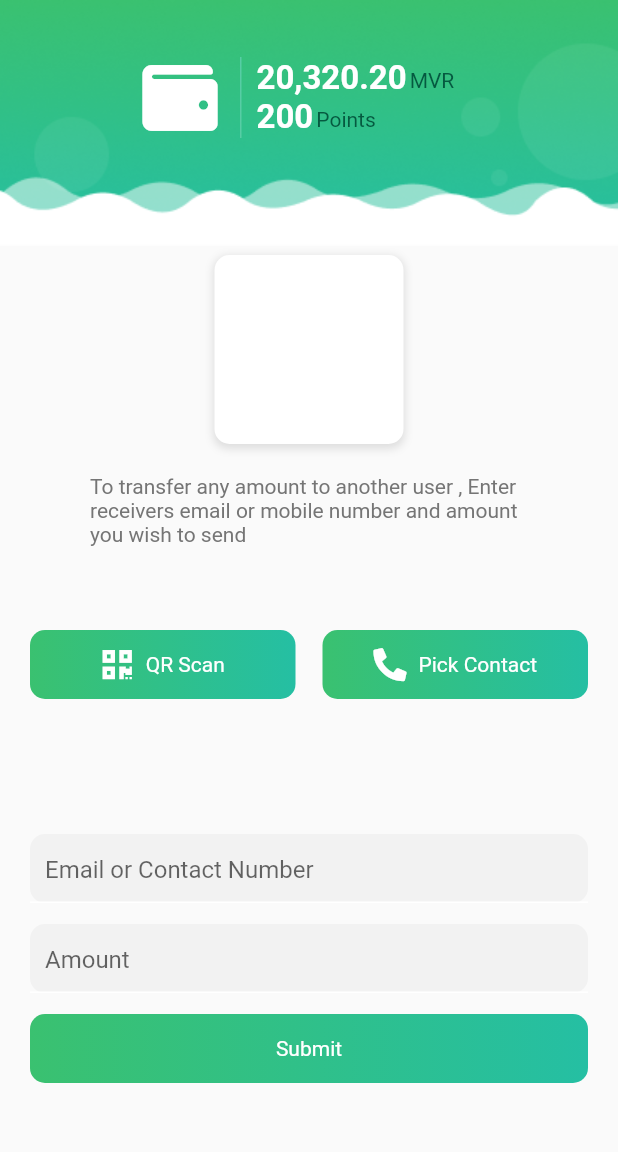
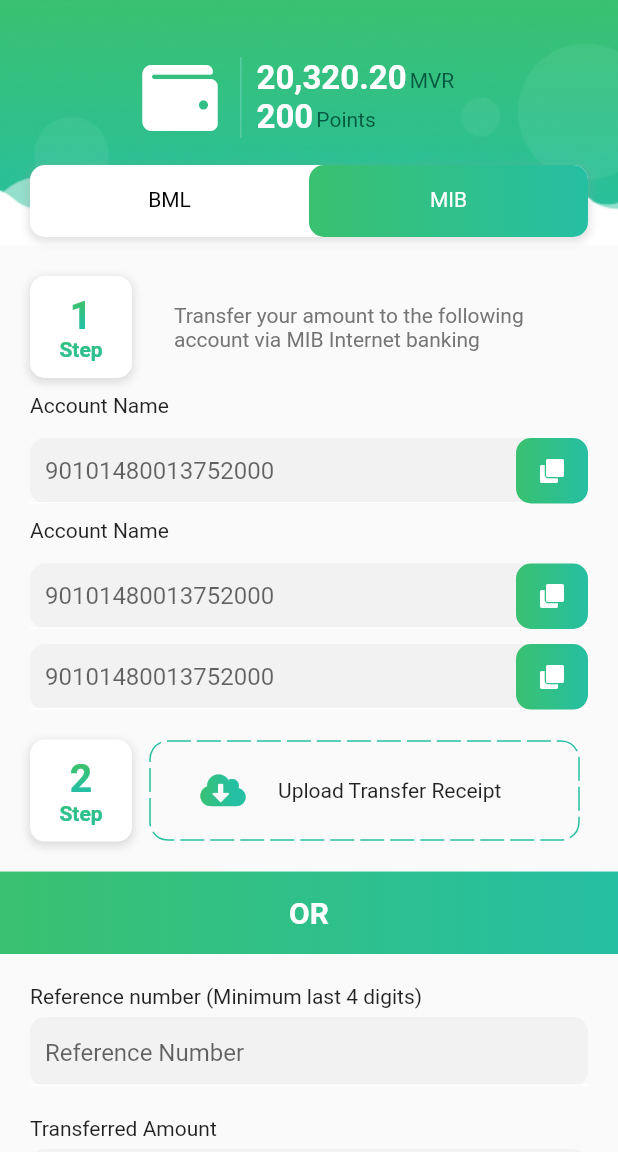
Before and after one commit to Usagi88/multi-service-flutter-application, a Flutter app: the screen it shows after launch, on a phone screen of 412 x 824 dp, the part 84-1236 px from its top. Run offline on Flutter 3.47's test engine with Material 2 defaults, Android fonts, the phone set to English and light mode, and no system bars; drawn by our look-alikes of dotted_border; our stand-ins replace font_awesome_flutter.

Commit message:
top up via mib view

```diff
--- a/lib/main.dart
+++ b/lib/main.dart
@@ -14,12 +14,13 @@ import 'package:fpapp/views/send_sms_view.dart';
 import 'package:fpapp/views/service_details_view.dart';
 import 'package:fpapp/views/services_view.dart';
 import 'package:fpapp/views/slip_view.dart';
+import 'package:fpapp/views/top_up_via_mib_view.dart';
 import 'package:fpapp/views/transaction_history_full.dart';
 
 void main() {
 
   runApp(MaterialApp(
-    home: const FahisendView(),
+    home: const TopUpViaMIB(),
     routes: <String, WidgetBuilder>{
       '/about': (BuildContext context) => new AboutView(),
       '/contact-us': (BuildContext context) => new ContactUsView(),
--- a/lib/views/fahisend_view.dart
+++ b/lib/views/fahisend_view.dart
@@ -2,8 +2,6 @@ import 'package:flutter/material.dart';
 import 'package:font_awesome_flutter/font_awesome_flutter.dart';
 import 'package:fpapp/widgets/banner_widget.dart';
 import 'package:fpapp/widgets/button_widget.dart';
-import 'package:fpapp/widgets/fp_card_widget.dart';
-import 'package:fpapp/widgets/navbar_widget.dart';
 import 'package:fpapp/widgets/navbar_with_back_button_widget.dart';
 import 'package:fpapp/widgets/sidemenu_widget.dart';
 import 'package:flutter/services.dart';
--- /dev/null
+++ b/lib/views/top_up_via_mib_view.dart
@@ -0,0 +1,546 @@
+import 'package:dotted_border/dotted_border.dart';
+import 'package:flutter/material.dart';
+import 'package:font_awesome_flutter/font_awesome_flutter.dart';
+import 'package:fpapp/widgets/banner_widget.dart';
+import 'package:fpapp/widgets/button_widget.dart';
+import 'package:fpapp/widgets/navbar_with_back_button_widget.dart';
+import 'package:fpapp/widgets/sidemenu_widget.dart';
+import 'package:flutter/services.dart';
+import 'package:fpapp/widgets/textfield_number_widget.dart';
+import 'package:fpapp/widgets/textfield_text_widget.dart';
+import 'dart:math' as math;
+
+class TopUpViaMIB extends StatelessWidget {
+  const TopUpViaMIB({Key? key}) : super(key: key);
+
+  @override
+  Widget build(BuildContext context) {
+    SystemChrome.setPreferredOrientations([
+      DeviceOrientation.portraitUp,
+      DeviceOrientation.portraitDown,
+    ]);
+    return _portraitModeOnly(context);
+  }
+}
+
+//portrait
+Scaffold _portraitModeOnly(BuildContext context) {
+  return Scaffold (
+      appBar: NavbarWithBackButton(),
+      drawer: SideMenu(),
+      body: SafeArea(
+          child: SingleChildScrollView(
+              child: Column(
+                children: [
+                  Stack(
+                      children: <Widget>[
+                        Container(
+                          height: 164,
+                          decoration: BoxDecoration(
+                            image: DecorationImage(
+                              image: AssetImage(
+                                  'assets/images/banner.png'),
+                              fit: BoxFit.fill,
+                            ),
+                          ),
+                        ),
+                        BannerWidget(
+                          bannerIcon: FontAwesomeIcons.wallet,
+                          bannerAmount: 20320.20,
+                          bannerPoints: 200,
+                        ),
+                        Positioned(
+                          left: 0,
+                          right: 0,
+                          top: 110,
+                          child: Padding(
+                            padding: const EdgeInsets.symmetric(horizontal: 20.0),
+                            child: Container(
+                              decoration: BoxDecoration(
+                                color: Colors.white,
+                                borderRadius: BorderRadius.all(Radius.circular(10)),
+                                boxShadow: [
+                                  BoxShadow(
+                                    color: Colors.grey.withOpacity(0.3),
+                                    spreadRadius: 1,
+                                    blurRadius: 4,
+                                    offset: Offset(0, 2), // changes position of shadow
+                                  ),
+                                ],
+                              ),
+                              child: DefaultTabController(
+                                length: 2,
+                                initialIndex: 1,
+                                child: TabBar(
+                                    labelColor: Colors.white,
+                                    unselectedLabelColor: Colors.black,
+                                    indicatorSize: TabBarIndicatorSize.label,
+                                    //padding: const EdgeInsets.all(0),
+                                    //indicatorPadding: const EdgeInsets.all(0),
+                                    labelPadding: const EdgeInsets.all(0),
+                                    indicator: BoxDecoration(
+                                      borderRadius: BorderRadius.all(Radius.circular(10),),
+                                      gradient: LinearGradient(colors: [Color(0xff3AC170), Color(0xff25BFA3)]),
+                                    ),
+                                    tabs: [
+                                      Tab(
+                                        child: Align(
+                                          alignment: Alignment.center,
+                                          child: Text("BML", style: TextStyle(fontSize: 14,fontWeight: FontWeight.w400)),
+                                        ),
+                                      ),
+                                      Tab(
+                                        child: Align(
+                                          alignment: Alignment.center,
+                                          child: Text("MIB", style: TextStyle(fontSize: 14,fontWeight: FontWeight.w400)),
+                                        ),
+                                      ),
+                                    ]
+                                ),
+                              ),
+                            ),
+                          ),
+                        )
+                      ]
+                  ),
+                  SizedBox(
+                    height: 20,
+                  ),
+                  Row(
+                    children: [
+                      Padding(
+                        padding: const EdgeInsets.only(left: 20.0, right: 14),
+                        child: Container(
+                          width: 68,
+                          height: 68,
+                          decoration: BoxDecoration(
+                            color: Colors.white,
+                            borderRadius: BorderRadius.all(Radius.circular(10)),
+                            boxShadow: [
+                              BoxShadow(
+                                color: Colors.grey.withOpacity(0.3),
+                                spreadRadius: 1,
+                                blurRadius: 4,
+                                offset: Offset(0, 2), // changes position of shadow
+                              ),
+                            ],
+                          ),
+                          child: Column(
+                            mainAxisAlignment: MainAxisAlignment.center,
+                            children: [
+                              GradientText(
+                                  text: '1',
+                                  style: TextStyle(color: Colors.white,fontSize: 26,fontWeight: FontWeight.w700),
+                                  gradient: const LinearGradient(
+                                      colors: [
+                                        Color(0xff3AC170),
+                                        Color(0xff25BFA3),
+                                      ],
+                                      transform: GradientRotation(math.pi * 0.50)
+                                  )
+                              ),
+                              GradientText(
+                                  text: 'Step',
+                                  style: TextStyle(color: Colors.white,fontSize: 14,fontWeight: FontWeight.w700),
+                                  gradient: const LinearGradient(
+                                      colors: [
+                                        Color(0xff3AC170),
+                                        Color(0xff25BFA3),
+                                      ],
+                                      transform: GradientRotation(math.pi * 0.50)
+                                  )
+                              ),
+                            ],
+                          ),
+                        ),
+                      ),
+                      Padding(
+                        padding: const EdgeInsets.only(left: 14.0, right: 20),
+                        child: Container(
+                          width: 238,
+                          child: Text('Transfer your amount to the following account via MIB Internet banking',
+                              style: TextStyle(
+                                  fontSize: 14,
+                                  fontWeight: FontWeight.w400,
+                                  color: Colors.grey.shade600
+                              )
+                          ),
+                        ),
+                      )
+                    ],
+                  ),
+                  SizedBox(
+                    height: 10,
+                  ),
+                  Align(
+                    alignment: Alignment.centerLeft,
+                    child: Padding(
+                      padding: const EdgeInsets.symmetric(horizontal: 20.0),
+                      child: Text("Account Name", style: TextStyle(fontSize: 14,fontWeight: FontWeight.w400)),
+                    )
+                  ),
+                  SizedBox(
+                    height: 14,
+                  ),
+                  Padding(
+                    padding: const EdgeInsets.symmetric(horizontal: 20.0),
+                    child: Container(
+                      height: MediaQuery.of(context).size.height * 0.053,
+                      decoration: BoxDecoration(
+                        borderRadius: BorderRadius.all(Radius.circular(10.0)),
+                        color: Color(0xfff2f2f2),
+                      ),
+                      child: TextField(
+                        decoration: InputDecoration(
+                            contentPadding: EdgeInsets.all(10.0),
+                            enabledBorder: UnderlineInputBorder(
+                              borderSide: BorderSide(color: Colors.white),
+                            ),
+                            // Only numbers can be entered
+                            hintText: '90101480013752000',
+                            suffixIcon: Container(
+                              width: 11,
+                              height: 46,
+                              decoration: BoxDecoration(
+                                borderRadius: BorderRadius.all(Radius.circular(10.0)),
+                                gradient: LinearGradient(colors: [Color(0xff3AC170), Color(0xff25BFA3)]),
+                              ),
+                              child: IconButton(
+                                icon: Icon(FontAwesomeIcons.solidClone, color: Colors.white, size: 16),
+                                onPressed: () {
+                                },
+                              ),
+                            )
+                        ),
+                      ),
+                    ),
+                  ),
+
+                  SizedBox(
+                    height: 10,
+                  ),
+                  Align(
+                      alignment: Alignment.centerLeft,
+                      child: Padding(
+                        padding: const EdgeInsets.symmetric(horizontal: 20.0),
+                        child: Text("Account Name", style: TextStyle(fontSize: 14,fontWeight: FontWeight.w400)),
+                      )
+                  ),
+                  SizedBox(
+                    height: 14,
+                  ),
+                  Padding(
+                    padding: const EdgeInsets.symmetric(horizontal: 20.0),
+                    child: Container(
+                      height: MediaQuery.of(context).size.height * 0.053,
+                      decoration: BoxDecoration(
+                        borderRadius: BorderRadius.all(Radius.circular(10.0)),
+                        color: Color(0xfff2f2f2),
+                      ),
+                      child: TextField(
+                        decoration: InputDecoration(
+                            contentPadding: EdgeInsets.all(10.0),
+                            enabledBorder: UnderlineInputBorder(
+                              borderSide: BorderSide(color: Colors.white),
+                            ),
+                            // Only numbers can be entered
+                            hintText: '90101480013752000',
+                            suffixIcon: Container(
+                              width: 11,
+                              height: 46,
+                              decoration: BoxDecoration(
+                                borderRadius: BorderRadius.all(Radius.circular(10.0)),
+                                gradient: LinearGradient(colors: [Color(0xff3AC170), Color(0xff25BFA3)]),
+                              ),
+                              child: IconButton(
+                                icon: Icon(FontAwesomeIcons.solidClone, color: Colors.white, size: 16),
+                                onPressed: () {
+                                },
+                              ),
+                            )
+                        ),
+                      ),
+                    ),
+                  ),
+                  SizedBox(
+                    height: 10,
+                  ),
+                  Padding(
+                    padding: const EdgeInsets.symmetric(horizontal: 20.0),
+                    child: Container(
+                      height: MediaQuery.of(context).size.height * 0.053,
+                      decoration: BoxDecoration(
+                        borderRadius: BorderRadius.all(Radius.circular(10.0)),
+                        color: Color(0xfff2f2f2),
+                      ),
+                      child: TextField(
+                        decoration: InputDecoration(
+                            contentPadding: EdgeInsets.all(10.0),
+                            enabledBorder: UnderlineInputBorder(
+                              borderSide: BorderSide(color: Colors.white),
+                            ),
+                            // Only numbers can be entered
+                            hintText: '90101480013752000',
+                            suffixIcon: Container(
+                              width: 11,
+                              height: 46,
+                              decoration: BoxDecoration(
+                                borderRadius: BorderRadius.all(Radius.circular(10.0)),
+                                gradient: LinearGradient(colors: [Color(0xff3AC170), Color(0xff25BFA3)]),
+                              ),
+                              child: IconButton(
+                                icon: Icon(FontAwesomeIcons.solidClone, color: Colors.white, size: 16),
+                                onPressed: () {
+                                },
+                              ),
+                            )
+                        ),
+                      ),
+                    ),
+                  ),
+
+                  SizedBox(
+                    height: 20,
+                  ),
+                  Row(
+                    children: [
+                      Padding(
+                        padding: const EdgeInsets.only(left: 20.0, right: 6),
+                        child: Container(
+                          width: 68,
+                          height: 68,
+                          decoration: BoxDecoration(
+                            color: Colors.white,
+                            borderRadius: BorderRadius.all(Radius.circular(10)),
+                            boxShadow: [
+                              BoxShadow(
+                                color: Colors.grey.withOpacity(0.3),
+                                spreadRadius: 1,
+                                blurRadius: 4,
+                                offset: Offset(0, 2), // changes position of shadow
+                              ),
+                            ],
+                          ),
+                          child: Column(
+                            mainAxisAlignment: MainAxisAlignment.center,
+                            children: [
+                              GradientText(
+                                  text: '2',
+                                  style: TextStyle(color: Colors.white,fontSize: 26,fontWeight: FontWeight.w700),
+                                  gradient: const LinearGradient(
+                                      colors: [
+                                        Color(0xff3AC170),
+                                        Color(0xff25BFA3),
+                                      ],
+                                      transform: GradientRotation(math.pi * 0.50)
+                                  )
+                              ),
+                              GradientText(
+                                  text: 'Step',
+                                  style: TextStyle(color: Colors.white,fontSize: 14,fontWeight: FontWeight.w700),
+                                  gradient: const LinearGradient(
+                                      colors: [
+                                        Color(0xff3AC170),
+                                        Color(0xff25BFA3),
+                                      ],
+                                      transform: GradientRotation(math.pi * 0.50)
+                                  )
+                              ),
+                            ],
+                          ),
+                        ),
+                      ),
+                      Padding(
+                        padding: const EdgeInsets.only(left: 6.0, right: 20),
+                        child: DottedBorder(
+                          borderType: BorderType.RRect,
+                          color: Color(0xff25bfa0),
+                          radius: Radius.circular(12),
+                          dashPattern: [16, 4],
+                          child: ClipRRect(
+                            borderRadius: BorderRadius.all(Radius.circular(12)),
+                            child: Container(
+                              width: 282,
+                              height: 62,
+                              child: Row(
+                                mainAxisAlignment: MainAxisAlignment.center,
+                                children: [
+                                  GradientIcon(
+                                    FontAwesomeIcons.cloudDownloadAlt,
+                                    24.0,
+                                    LinearGradient(
+                                      colors: <Color>[
+                                        Color(0xff3AC170),
+                                        Color(0xff25BFA3),
+                                      ],
+                                      //begin: Alignment.topLeft,
+                                      //end: Alignment.bottomRight,
+                                    ),
+                                  ),
+                                  Padding(
+                                    padding: const EdgeInsets.symmetric(horizontal:20.0),
+                                    child: Text("Upload Transfer Receipt", style: TextStyle(fontSize: 14,fontWeight: FontWeight.w400)),
+                                  )
+                                ],
+                              ),
+                            ),
+                          ),
+                        ),
+                      )
+                    ],
+                  ),
+                  SizedBox(
+                    height: 20,
+                  ),
+                  Container(
+                    width: double.infinity,
+                    height: 55,
+                    alignment: Alignment.center,
+                    decoration: BoxDecoration(
+                      gradient: LinearGradient(
+                        colors: [
+                          const Color(0xff3AC170),
+                          const Color(0xff25BFA3),
+                        ],
+                      ),
+                    ),
+                    child: Text("OR", style: TextStyle(fontSize: 20,fontWeight: FontWeight.w700, color: Colors.white)),
+                  ),
+                  SizedBox(
+                    height: 20,
+                  ),
+                  Align(
+                    alignment: Alignment.centerLeft,
+                    child: Padding(
+                      padding: const EdgeInsets.symmetric(horizontal: 20.0),
+                      child: Text("Reference number (Minimum last 4 digits)", style: TextStyle(fontSize: 14,fontWeight: FontWeight.w400)),
+                    )
+                  ),
+                  SizedBox(
+                    height: 6,
+                  ),
+                  Padding(
+                    padding: const EdgeInsets.symmetric(horizontal: 20.0),
+                    child: TextfieldTextWidget(
+                        hintText: 'Reference Number'
+                    ),
+                  ),
+                  SizedBox(
+                    height: 20,
+                  ),
+                  Align(
+                      alignment: Alignment.centerLeft,
+                      child: Padding(
+                        padding: const EdgeInsets.symmetric(horizontal: 20.0),
+                        child: Text("Transferred Amount", style: TextStyle(fontSize: 14,fontWeight: FontWeight.w400)),
+                      )
+                  ),
+                  SizedBox(
+                    height: 6,
+                  ),
+                  Padding(
+                    padding: const EdgeInsets.symmetric(horizontal: 20.0),
+                    child: TextfieldTextWidget(
+                        hintText: 'Transferred Amount'
+                    ),
+                  ),
+                  SizedBox(
+                    height: 20,
+                  ),
+                  Padding(
+                    padding: const EdgeInsets.symmetric(horizontal: 20.0),
+                    child: ButtonWidget(
+                        buttonText: 'Claim'
+                    ),
+                  ),
+                  SizedBox(
+                    height: 20,
+                  ),
+                ],
+              )
+          )
+      )
+  );
+}
+
+//class that makes text have gradient
+class GradientText extends StatelessWidget {
+  final String text;
+  final Gradient gradient;
+  final TextStyle? style;
+
+  const GradientText({
+    Key? key,
+    required this.text,
+    required this.gradient,
+    this.style,
+  }) : super(key: key);
+
+  @override
+  Widget build(BuildContext context) {
+    return ShaderMask(
+      shaderCallback: (Rect bounds) {
+        return gradient
+            .createShader(Rect.fromLTWH(0, 0, bounds.width, bounds.height));
+      },
+      child: Text(
+        text,
+        style: style,
+      ),
+    );
+  }
+}
+
+
+//class that makes icons have gradient
+class GradientIcon extends StatelessWidget {
+  GradientIcon(
+      this.icon,
+      this.size,
+      this.gradient,
+      );
+
+  final IconData icon;
+  final double size;
+  final Gradient gradient;
+
+  @override
+  Widget build(BuildContext context) {
+    return ShaderMask(
+      child: SizedBox(
+        width: size * 1.4,
+        height: size * 1.4,
+        child: Icon(
+          icon,
+          size: size,
+          color: Colors.white,
+        ),
+      ),
+      shaderCallback: (Rect bounds) {
+        final Rect rect = Rect.fromLTRB(0, 0, size, size);
+        return gradient.createShader(rect);
+      },
+    );
+  }
+}
+
+
+//class that makes icons have gradient. Used in navbar/appbar
+class RadiantGradientMask extends StatelessWidget {
+  final Widget child;
+  RadiantGradientMask({Key? key,
+    required this.child
+  }) : super(key: key);
+  @override
+  Widget build(BuildContext context) {
+    return ShaderMask(
+      shaderCallback: (bounds) => RadialGradient(
+        center: Alignment.center,
+        radius: 0.5,
+        colors: [Color(0xff3AC170), Color(0xff25BFA3)],
+        tileMode: TileMode.mirror,
+      ).createShader(bounds),
+      child: child,
+    );
+  }
+}
--- a/pubspec.yaml
+++ b/pubspec.yaml
@@ -36,6 +36,7 @@ dependencies:
   cupertino_icons: ^1.0.2
   intl: ^0.17.0
   flutter_svg: ^0.23.0+1
+  dotted_border: ^2.0.0+1
 
 
 dev_dependencies:
```
Also changed, not shown: pubspec.lock.
